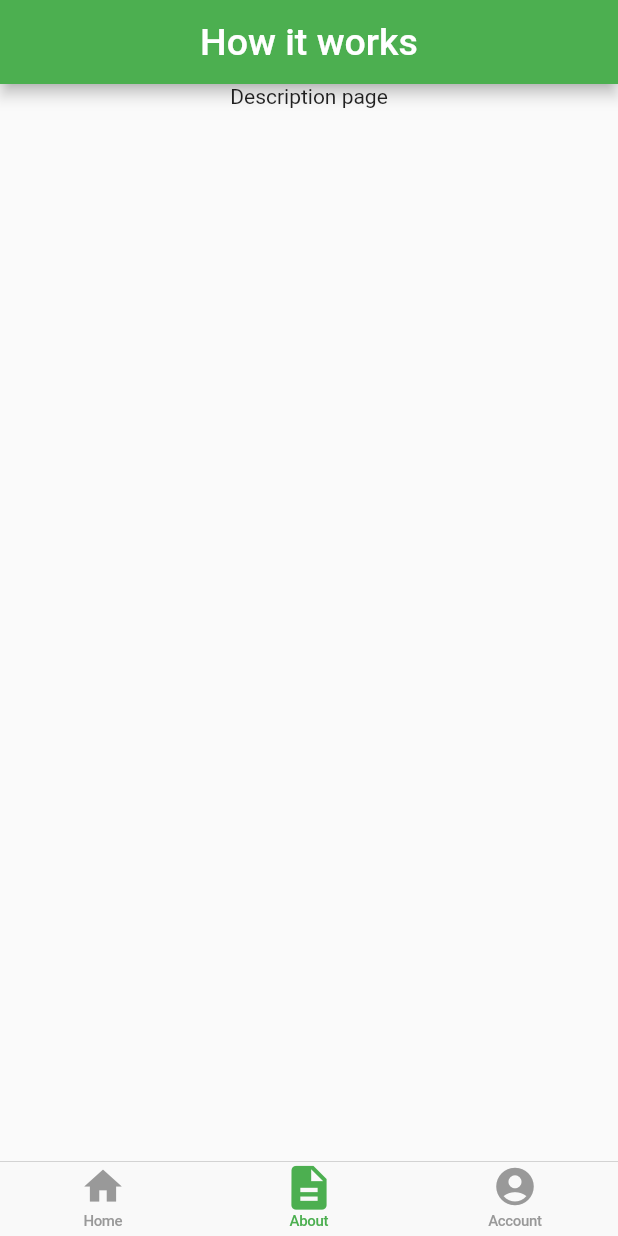
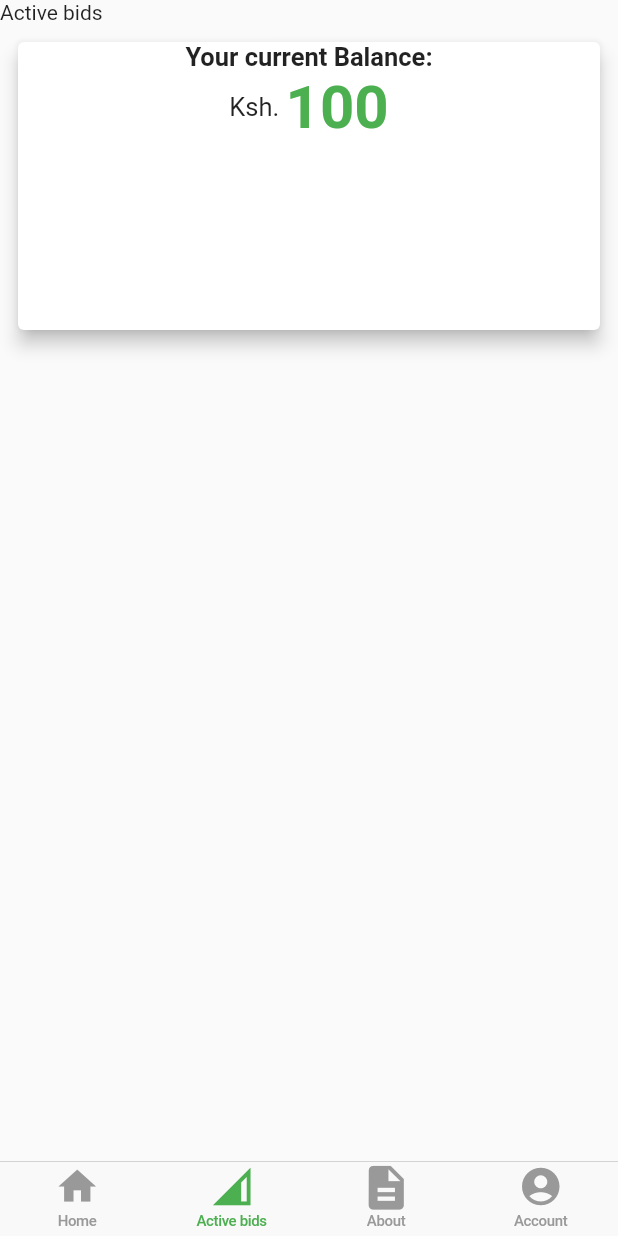
Before and after one commit to RonnyK36/bid-palour, a Flutter app: the screen it shows after launch, swiped to page 2, on a phone screen of 412 x 824 dp. Run offline on Flutter 3.47's test engine with Material 2 defaults, Android fonts, the light colour scheme and no system bars; our stand-ins replace cloud_firestore, firebase_auth, get; accounts and stored records are empty.

Commit message:
Added new screen - Active Bids

```diff
--- /dev/null
+++ b/lib/pages/active_bids.dart
@@ -0,0 +1,60 @@
+import 'package:bid_palour/config/config.dart';
+import 'package:flutter/material.dart';
+
+class ActiveBids extends StatefulWidget {
+  const ActiveBids({Key? key}) : super(key: key);
+
+  @override
+  _ActiveBidsState createState() => _ActiveBidsState();
+}
+
+class _ActiveBidsState extends State<ActiveBids> {
+  @override
+  Widget build(BuildContext context) {
+    return Scaffold(
+      body: ListView(
+        children: [
+          Text('Active bids'),
+          Padding(
+            padding: const EdgeInsets.all(8.0),
+            child: Container(
+              height: 200,
+              width: double.infinity,
+              // color: Colors.green,
+              child: Card(
+                elevation: 5,
+                child: Column(
+                  children: [
+                    Text(
+                      'Your current Balance:',
+                      style: kAccountText,
+                    ),
+                    Row(
+                      mainAxisAlignment: MainAxisAlignment.center,
+                      children: [
+                        Text(
+                          'Ksh. ',
+                          style: TextStyle(
+                            fontSize: 17,
+                          ),
+                        ),
+                        Text(
+                          '100',
+                          style: TextStyle(
+                            fontSize: 40,
+                            color: Colors.green,
+                            fontWeight: FontWeight.bold,
+                          ),
+                        ),
+                      ],
+                    ),
+                  ],
+                ),
+              ),
+            ),
+          ),
+        ],
+      ),
+    );
+  }
+}
--- a/lib/pages/navigation.dart
+++ b/lib/pages/navigation.dart
@@ -1,6 +1,7 @@
 import 'package:bid_palour/pages/account.dart';
 import 'package:bid_palour/pages/description.dart';
 import 'package:bid_palour/pages/home.dart';
+import 'package:bid_palour/pages/active_bids.dart';
 import 'package:flutter/cupertino.dart';
 import 'package:flutter/material.dart';
 
@@ -44,6 +45,7 @@ class _NavigationState extends State<Navigation> {
       body: PageView(
         children: [
           Home(),
+          ActiveBids(),
           Description(),
           Account(),
         ],
@@ -59,6 +61,12 @@ class _NavigationState extends State<Navigation> {
           BottomNavigationBarItem(
             label: 'Home',
             icon: Icon(Icons.home),
+          ),
+          BottomNavigationBarItem(
+            label: 'Active bids',
+            icon: Icon(
+              Icons.network_cell,
+            ),
           ),
           BottomNavigationBarItem(
             label: 'About',
```
